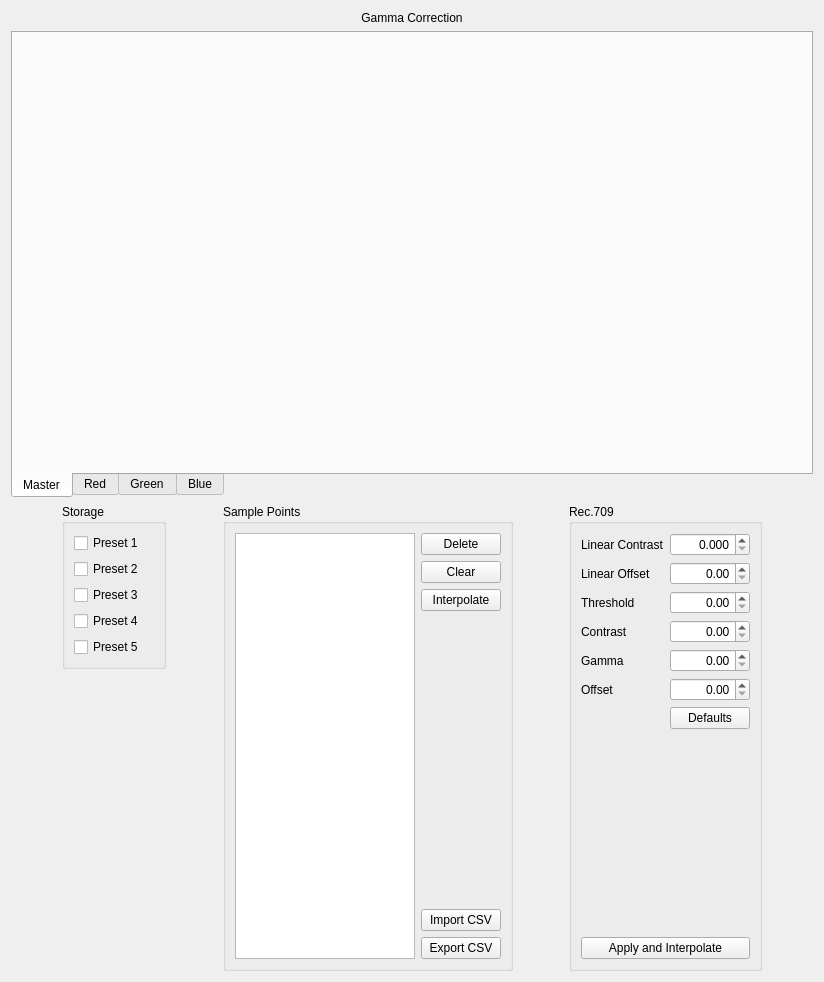
First picture: the form in dct_widgets/lutbox/lutbox.ui, repository KAYA-Instruments/SDI-Control-Point, before the edit.
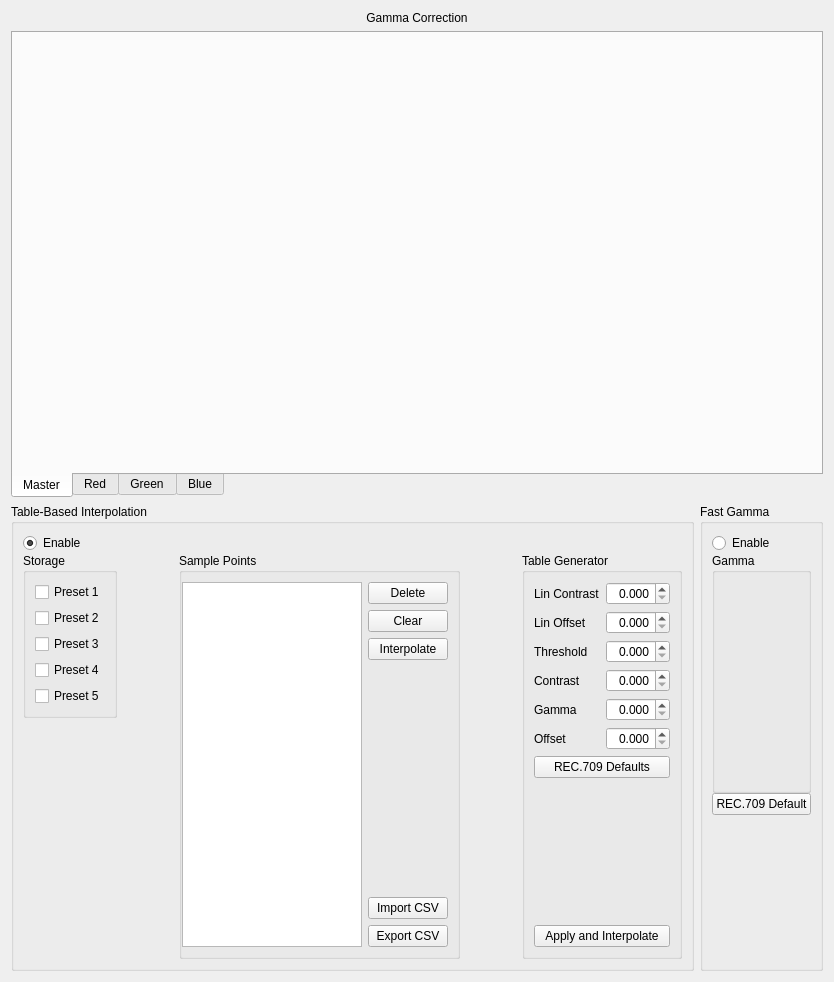
Second picture: the form after the edit. Icons and pictures are not drawn. Custom widgets are drawn as their Qt base class.

Commit message:
Added fast gamma function to gamma tab
- New firmware will enable a fast gamma feature which allows setting
  R, G and B gamma simultaneously without needing cubic spline
  interpolation
- The lut tab now has a new knob box for controlling the gamma value
- The user can now switch between fast gamma and table based gamma
  with interpolation

```diff
--- a/dct_widgets/lutbox/lutbox.ui
+++ b/dct_widgets/lutbox/lutbox.ui
@@ -6,7 +6,7 @@
    <rect>
     <x>0</x>
     <y>0</y>
-    <width>824</width>
+    <width>834</width>
     <height>982</height>
    </rect>
   </property>
@@ -177,31 +177,60 @@
    <item>
     <layout class="QHBoxLayout" name="horizontalLayout_2">
      <item>
-      <spacer name="horizontalSpacer">
-       <property name="orientation">
-        <enum>Qt::Horizontal</enum>
+      <widget class="QGroupBox" name="gbxInterpolate">
+       <property name="title">
+        <string>Table-Based Interpolation</string>
        </property>
-       <property name="sizeHint" stdset="0">
-        <size>
-         <width>40</width>
-         <height>20</height>
-        </size>
-       </property>
-      </spacer>
+       <layout class="QVBoxLayout" name="verticalLayout_6">
+        <property name="spacing">
+         <number>0</number>
+        </property>
+        <item>
+         <widget class="QRadioButton" name="rbInterpolate">
+          <property name="sizePolicy">
+           <sizepolicy hsizetype="Minimum" vsizetype="Minimum">
+            <horstretch>0</horstretch>
+            <verstretch>0</verstretch>
+           </sizepolicy>
+          </property>
+          <property name="toolTip">
+           <string>Use table-based interpolation to setup the gamma function. Allows for maximum flexibility but is not suitable for on-the-fly corrections.</string>
+          </property>
+          <property name="text">
+           <string>Enable</string>
+          </property>
+          <property name="checked">
+           <bool>true</bool>
+          </property>
+         </widget>
      </item>
      <item>
-      <layout class="QVBoxLayout" name="verticalLayout_5">
+         <layout class="QHBoxLayout" name="horizontalLayoutInterpolate">
+          <property name="spacing">
+           <number>0</number>
+          </property>
+          <item>
+           <layout class="QVBoxLayout" name="verticalLayoutStorage">
        <item>
         <widget class="QGroupBox" name="gbxPreset">
+              <property name="minimumSize">
+               <size>
+                <width>0</width>
+                <height>0</height>
+               </size>
+              </property>
          <property name="title">
           <string>Storage</string>
          </property>
          <layout class="QVBoxLayout" name="verticalLayout_2">
+               <property name="rightMargin">
+                <number>9</number>
+               </property>
           <item>
            <widget class="QCheckBox" name="cbxPreset0">
             <property name="minimumSize">
              <size>
-              <width>80</width>
+                   <width>0</width>
               <height>0</height>
              </size>
             </property>
@@ -226,7 +255,7 @@
            <widget class="QCheckBox" name="cbxPreset1">
             <property name="minimumSize">
              <size>
-              <width>80</width>
+                   <width>0</width>
               <height>0</height>
              </size>
             </property>
@@ -251,7 +280,7 @@
            <widget class="QCheckBox" name="cbxPreset2">
             <property name="minimumSize">
              <size>
-              <width>80</width>
+                   <width>0</width>
               <height>0</height>
              </size>
             </property>
@@ -276,7 +305,7 @@
            <widget class="QCheckBox" name="cbxPreset3">
             <property name="minimumSize">
              <size>
-              <width>80</width>
+                   <width>0</width>
               <height>0</height>
              </size>
             </property>
@@ -301,7 +330,7 @@
            <widget class="QCheckBox" name="cbxPreset4">
             <property name="minimumSize">
              <size>
-              <width>80</width>
+                   <width>0</width>
               <height>0</height>
              </size>
             </property>
@@ -333,7 +362,7 @@
          <property name="sizeHint" stdset="0">
           <size>
            <width>20</width>
-           <height>40</height>
+                <height>0</height>
           </size>
          </property>
         </spacer>
@@ -347,7 +376,7 @@
        </property>
        <property name="sizeHint" stdset="0">
         <size>
-         <width>40</width>
+              <width>0</width>
          <height>20</height>
         </size>
        </property>
@@ -355,15 +384,24 @@
      </item>
      <item>
       <widget class="QGroupBox" name="gbxSamplePoints">
+            <property name="sizePolicy">
+             <sizepolicy hsizetype="Preferred" vsizetype="Expanding">
+              <horstretch>0</horstretch>
+              <verstretch>0</verstretch>
+             </sizepolicy>
+            </property>
        <property name="title">
         <string>Sample Points</string>
        </property>
        <layout class="QGridLayout" name="gridLayout">
+             <property name="leftMargin">
+              <number>0</number>
+             </property>
         <item row="1" column="0">
          <widget class="QTableView" name="tblSamples">
           <property name="minimumSize">
            <size>
-            <width>180</width>
+                 <width>150</width>
             <height>0</height>
            </size>
           </property>
@@ -418,7 +456,7 @@
             <property name="sizeHint" stdset="0">
              <size>
               <width>20</width>
-              <height>40</height>
+                   <height>0</height>
              </size>
             </property>
            </spacer>
@@ -455,16 +493,16 @@
        </property>
        <property name="sizeHint" stdset="0">
         <size>
-         <width>40</width>
+              <width>0</width>
          <height>20</height>
         </size>
        </property>
       </spacer>
      </item>
      <item>
-      <widget class="QGroupBox" name="gboDefaults">
+           <widget class="QGroupBox" name="gbxDefaults">
        <property name="title">
-        <string>Rec.709</string>
+             <string>Table Generator</string>
        </property>
        <layout class="QVBoxLayout" name="verticalLayout">
         <item>
@@ -484,7 +522,7 @@
              </size>
             </property>
             <property name="text">
-             <string>Linear Contrast</string>
+                  <string>Lin Contrast</string>
             </property>
            </widget>
           </item>
@@ -492,7 +530,7 @@
            <widget class="QDoubleSpinBox" name="sbxRec709LinContrast">
             <property name="minimumSize">
              <size>
-              <width>80</width>
+                   <width>0</width>
               <height>0</height>
              </size>
             </property>
@@ -540,7 +578,7 @@
              </size>
             </property>
             <property name="text">
-             <string>Linear Offset</string>
+                  <string>Lin Offset</string>
             </property>
            </widget>
           </item>
@@ -548,7 +586,7 @@
            <widget class="QDoubleSpinBox" name="sbxRec709LinOffset">
             <property name="minimumSize">
              <size>
-              <width>80</width>
+                   <width>0</width>
               <height>0</height>
              </size>
             </property>
@@ -570,6 +608,9 @@
             <property name="alignment">
              <set>Qt::AlignRight|Qt::AlignTrailing|Qt::AlignVCenter</set>
             </property>
+                 <property name="decimals">
+                  <number>3</number>
+                 </property>
             <property name="maximum">
              <double>1.000000000000000</double>
             </property>
@@ -598,7 +639,7 @@
            <widget class="QDoubleSpinBox" name="sbxRec709Threshold">
             <property name="minimumSize">
              <size>
-              <width>80</width>
+                   <width>0</width>
               <height>0</height>
              </size>
             </property>
@@ -620,6 +661,9 @@
             <property name="alignment">
              <set>Qt::AlignRight|Qt::AlignTrailing|Qt::AlignVCenter</set>
             </property>
+                 <property name="decimals">
+                  <number>3</number>
+                 </property>
             <property name="maximum">
              <double>1.000000000000000</double>
             </property>
@@ -686,7 +730,7 @@
            <widget class="QDoubleSpinBox" name="sbxRec709Offset">
             <property name="minimumSize">
              <size>
-              <width>80</width>
+                   <width>0</width>
               <height>0</height>
              </size>
             </property>
@@ -708,6 +752,9 @@
             <property name="alignment">
              <set>Qt::AlignRight|Qt::AlignTrailing|Qt::AlignVCenter</set>
             </property>
+                 <property name="decimals">
+                  <number>3</number>
+                 </property>
             <property name="maximum">
              <double>1.000000000000000</double>
             </property>
@@ -717,7 +764,7 @@
            <widget class="QDoubleSpinBox" name="sbxRec709Gamma">
             <property name="minimumSize">
              <size>
-              <width>80</width>
+                   <width>0</width>
               <height>0</height>
              </size>
             </property>
@@ -739,6 +786,9 @@
             <property name="alignment">
              <set>Qt::AlignRight|Qt::AlignTrailing|Qt::AlignVCenter</set>
             </property>
+                 <property name="decimals">
+                  <number>3</number>
+                 </property>
             <property name="maximum">
              <double>1.000000000000000</double>
             </property>
@@ -748,7 +798,7 @@
            <widget class="QDoubleSpinBox" name="sbxRec709Contrast">
             <property name="minimumSize">
              <size>
-              <width>80</width>
+                   <width>0</width>
               <height>0</height>
              </size>
             </property>
@@ -770,22 +820,38 @@
             <property name="alignment">
              <set>Qt::AlignRight|Qt::AlignTrailing|Qt::AlignVCenter</set>
             </property>
+                 <property name="decimals">
+                  <number>3</number>
+                 </property>
             <property name="maximum">
              <double>1.000000000000000</double>
             </property>
            </widget>
           </item>
-          <item row="6" column="1">
+              </layout>
+             </item>
+             <item>
            <widget class="QPushButton" name="btnDefaultRec709">
             <property name="focusPolicy">
              <enum>Qt::StrongFocus</enum>
             </property>
             <property name="text">
-             <string>Defaults</string>
+                <string>REC.709 Defaults</string>
             </property>
            </widget>
           </item>
-         </layout>
+             <item>
+              <spacer name="verticalSpacer_2">
+               <property name="orientation">
+                <enum>Qt::Vertical</enum>
+               </property>
+               <property name="sizeHint" stdset="0">
+                <size>
+                 <width>20</width>
+                 <height>0</height>
+                </size>
+               </property>
+              </spacer>
         </item>
         <item>
          <widget class="QPushButton" name="btnSetRec709">
@@ -800,24 +866,125 @@
        </layout>
       </widget>
      </item>
+         </layout>
+        </item>
+       </layout>
+      </widget>
+     </item>
      <item>
-      <spacer name="horizontalSpacer_4">
+      <widget class="QGroupBox" name="gbxFastGamma">
+       <property name="title">
+        <string>Fast Gamma</string>
+       </property>
+       <layout class="QVBoxLayout" name="verticalLayout_5">
+        <property name="spacing">
+         <number>0</number>
+        </property>
+        <item>
+         <widget class="QRadioButton" name="rbFastGamma">
+          <property name="sizePolicy">
+           <sizepolicy hsizetype="Minimum" vsizetype="Minimum">
+            <horstretch>0</horstretch>
+            <verstretch>0</verstretch>
+           </sizepolicy>
+          </property>
+          <property name="toolTip">
+           <string>Use the fast gamma function. Allows for on-the-fly gamma correction but flexibility is low.</string>
+          </property>
+          <property name="text">
+           <string>Enable</string>
+          </property>
+         </widget>
+        </item>
+        <item>
+         <widget class="SingleChannelKnobBox" name="sckbFastGamma">
+          <property name="sizePolicy">
+           <sizepolicy hsizetype="Preferred" vsizetype="Preferred">
+            <horstretch>0</horstretch>
+            <verstretch>0</verstretch>
+           </sizepolicy>
+          </property>
+          <property name="minimumSize">
+           <size>
+            <width>0</width>
+            <height>240</height>
+           </size>
+          </property>
+          <property name="toolTip">
+           <string>SingleChannelKnobBox</string>
+          </property>
+          <property name="whatsThis">
+           <string>SingleChannelKnobBox</string>
+          </property>
+          <property name="title">
+           <string>Gamma</string>
+          </property>
+          <property name="maxRounds">
+           <number>3</number>
+          </property>
+          <property name="value">
+           <number>1000</number>
+          </property>
+          <property name="minimum" stdset="0">
+           <number>1000</number>
+          </property>
+          <property name="maximum" stdset="0">
+           <number>3000</number>
+          </property>
+          <property name="base">
+           <number>10</number>
+          </property>
+          <property name="comma" stdset="0">
+           <number>3</number>
+          </property>
+          <property name="fmt">
+           <string>%-1.3f</string>
+          </property>
+          <property name="maxAngle">
+           <number>150</number>
+          </property>
+          <property name="needleImage">
+           <pixmap resource="../../resource/resource.qrc">:/images/needle/dial-pointer.png</pixmap>
+          </property>
+          <property name="backgroundImage">
+           <pixmap resource="../../resource/resource.qrc">:/images/back/dial-back-gray.png</pixmap>
+          </property>
+         </widget>
+        </item>
+        <item>
+         <widget class="QPushButton" name="btnDefaultFastGamma">
+          <property name="text">
+           <string>REC.709 Default</string>
+          </property>
+         </widget>
+        </item>
+        <item>
+         <spacer name="verticalSpacer_3">
        <property name="orientation">
-        <enum>Qt::Horizontal</enum>
+           <enum>Qt::Vertical</enum>
        </property>
        <property name="sizeHint" stdset="0">
         <size>
-         <width>40</width>
-         <height>20</height>
+            <width>20</width>
+            <height>0</height>
         </size>
        </property>
       </spacer>
+        </item>
+       </layout>
+      </widget>
      </item>
     </layout>
    </item>
   </layout>
  </widget>
  <customwidgets>
+  <customwidget>
+   <class>SingleChannelKnobBox</class>
+   <extends>QGroupBox</extends>
+   <header>singlechannelknobbox.h</header>
+   <container>1</container>
+  </customwidget>
   <customwidget>
    <class>QCustomPlot</class>
    <extends>QWidget</extends>
```
Left out of the diff: 7 changed lines with no effect on the pictures. Lines whose indentation alone changed are shown as unchanged. The commit also changes 19 other files.
